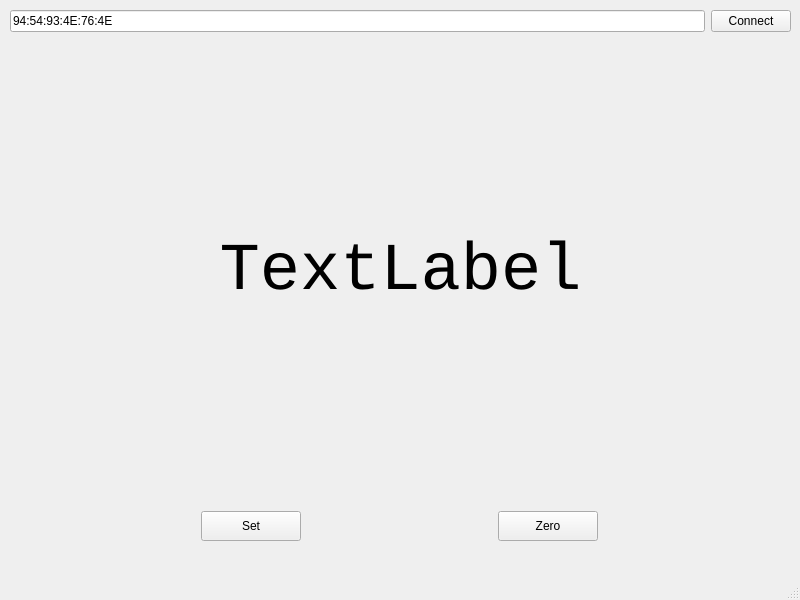
Old version of the form main_window.ui in the repository siyka-au/qtdro.
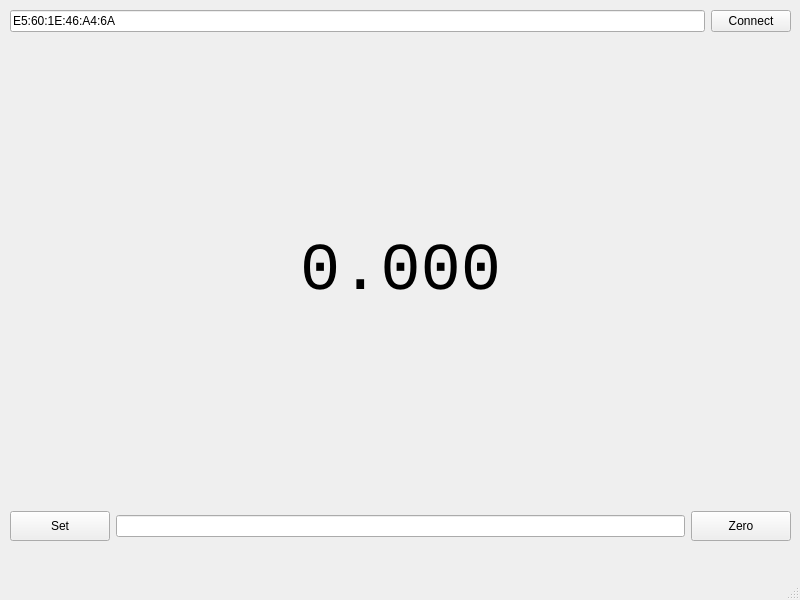
New version of the form.

Patch:
```diff
--- a/main_window.ui
+++ b/main_window.ui
@@ -10,10 +10,22 @@
     <height>600</height>
    </rect>
   </property>
+  <property name="sizePolicy">
+   <sizepolicy hsizetype="MinimumExpanding" vsizetype="MinimumExpanding">
+    <horstretch>0</horstretch>
+    <verstretch>0</verstretch>
+   </sizepolicy>
+  </property>
   <property name="windowTitle">
    <string>DRO</string>
   </property>
   <widget class="QWidget" name="centralwidget">
+   <property name="sizePolicy">
+    <sizepolicy hsizetype="Expanding" vsizetype="Expanding">
+     <horstretch>0</horstretch>
+     <verstretch>0</verstretch>
+    </sizepolicy>
+   </property>
    <widget class="QWidget" name="verticalLayoutWidget">
     <property name="geometry">
      <rect>
@@ -38,7 +50,7 @@
           <string>HH:HH:HH:HH:HH:HH</string>
          </property>
          <property name="text">
-          <string>94:54:93:4E:76:4E</string>
+          <string>E5:60:1E:46:A4:6A</string>
          </property>
         </widget>
        </item>
@@ -66,7 +78,7 @@
         </font>
        </property>
        <property name="text">
-        <string notr="true">TextLabel</string>
+        <string notr="true">0.000</string>
        </property>
        <property name="textFormat">
         <enum>Qt::PlainText</enum>
@@ -109,6 +121,9 @@
          </property>
         </widget>
        </item>
+       <item>
+        <widget class="QLineEdit" name="lineEditASetPosition"/>
+       </item>
        <item>
         <widget class="QPushButton" name="pushButtonZero">
          <property name="sizePolicy">
```
